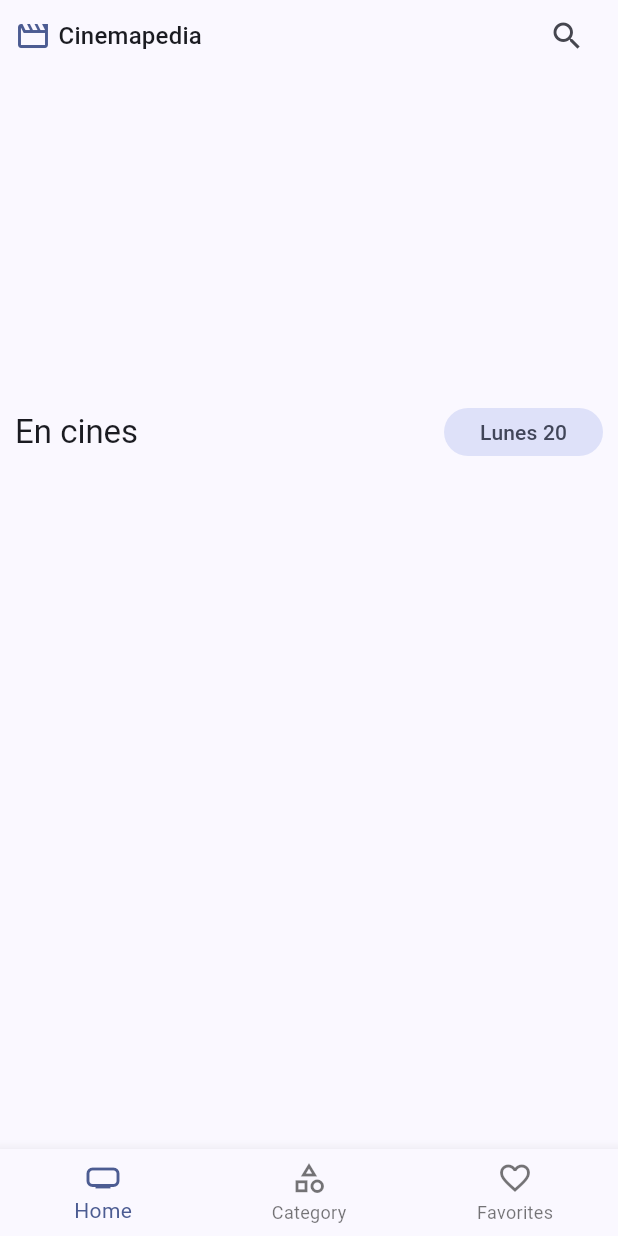
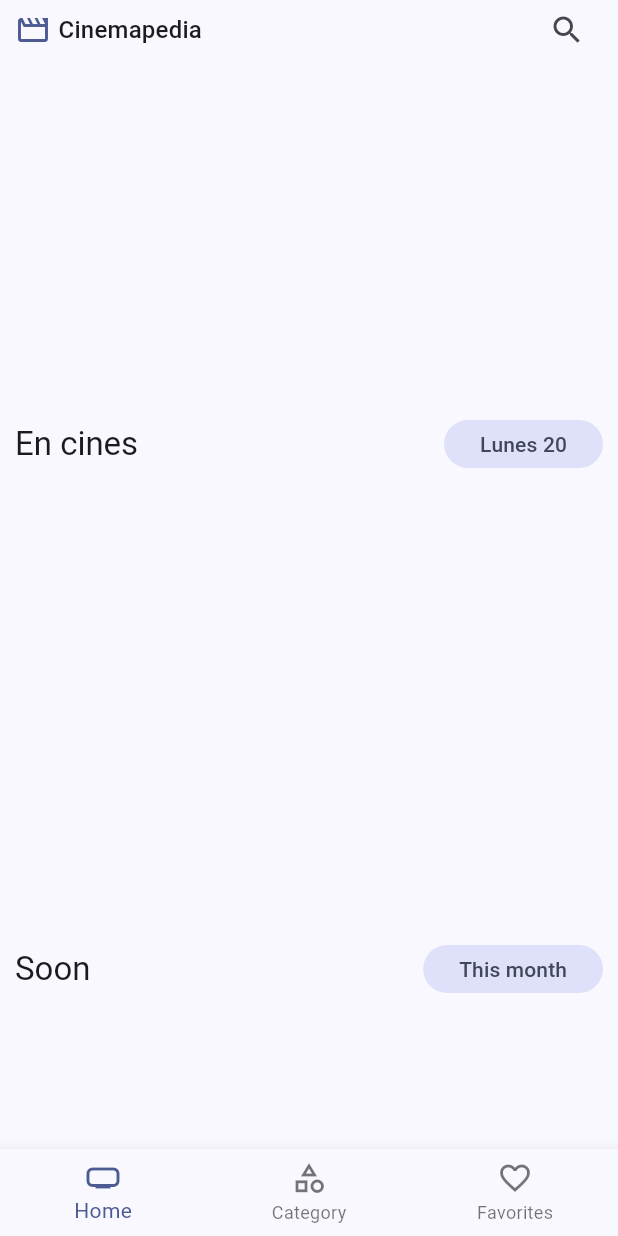
Before and after one commit to 0ambar/cinemapedia, a Flutter app: the screen it shows after launch, on a phone screen of 412 x 824 dp. Run offline on Flutter 3.47's test engine with Material 3 defaults, Android fonts, the phone set to English and light mode, and no system bars; drawn by our look-alikes of card_swiper; our stand-ins replace animate_do, dio, flutter_dotenv, flutter_riverpod, go_router; network calls fail.

Commit message:
feat: homeview with slivers

```diff
--- a/lib/infrastructure/datasources/themoviedb_datasource.dart
+++ b/lib/infrastructure/datasources/themoviedb_datasource.dart
@@ -21,7 +21,11 @@ class ThemoviedbDatasource extends MoviesDatasource {
   @override
   Future<List<Movie>> getNowPlaying({int page = 1}) async {
 
-    final response = await dio.get('/movie/now_playing');
+    final response = await dio.get('/movie/now_playing',
+      queryParameters: {
+        'page': page
+      }
+    );
     final movieDbResponse = TheMovieDbResponse.fromJson(response.data);
 
     final List<Movie> movies = movieDbResponse.results
--- a/lib/presentation/providers/movies/movies_providers.dart
+++ b/lib/presentation/providers/movies/movies_providers.dart
@@ -18,6 +18,7 @@ typedef MovieCallback = Future<List<Movie>> Function({ int page });
 class MoviesNotifier extends StateNotifier<List<Movie>> {
 
   int currentPage = 0;
+  bool isLoading = false;
   MovieCallback fetchMoreMovies;
 
   MoviesNotifier({
@@ -25,9 +26,16 @@ class MoviesNotifier extends StateNotifier<List<Movie>> {
   }): super([]);
 
   Future<void> loadNextPage() async {
+
+    if(isLoading) return;
+
+    isLoading = true;
     currentPage++;
     final List<Movie> movies = await fetchMoreMovies( page: currentPage );
     state = [...state, ...movies];
+
+    await Future.delayed(const Duration(milliseconds: 300));
+    isLoading = false;
   }
 
 }
--- a/lib/presentation/screens/movies/home_screen.dart
+++ b/lib/presentation/screens/movies/home_screen.dart
@@ -43,9 +43,24 @@ class _HomeViewState extends ConsumerState<_HomeView> {
     final nowPlayingMovies = ref.watch( nowPlayingMoviesProvider );
     final slideShowMovies = ref.watch(moviesSlideshowProvider);
 
+    return CustomScrollView(
+      slivers: [
+
+        const SliverAppBar(
+          floating: true,
+          flexibleSpace: FlexibleSpaceBar(
+            centerTitle: true,
+            title: CustomAppbar(),
+          ),
+        ),
+
+        SliverList(delegate: SliverChildBuilderDelegate(
+
+          childCount: 1,
+          (context, index) {
+
             return Column(
               children: [
-        const CustomAppbar(),
 
                 MoviesSlideshow(movies: slideShowMovies),
 
@@ -53,8 +68,38 @@ class _HomeViewState extends ConsumerState<_HomeView> {
                   movies: nowPlayingMovies,
                   title: 'En cines',
                   subtitle: 'Lunes 20',
+                  loadNextpage: () => ref.read(nowPlayingMoviesProvider.notifier).loadNextPage(),
                 ),
+
+                MovieHorizontalListview(
+                  movies: nowPlayingMovies,
+                  title: 'Soon',
+                  subtitle: 'This month',
+                  loadNextpage: () => ref.read(nowPlayingMoviesProvider.notifier).loadNextPage(),
+                ),
+
+                MovieHorizontalListview(
+                  movies: nowPlayingMovies,
+                  title: 'Popular',
+                  subtitle: '',
+                  loadNextpage: () => ref.read(nowPlayingMoviesProvider.notifier).loadNextPage(),
+                ),
+
+                MovieHorizontalListview(
+                  movies: nowPlayingMovies,
+                  title: 'The bests',
+                  subtitle: 'Everytime',
+                  loadNextpage: () => ref.read(nowPlayingMoviesProvider.notifier).loadNextPage(),
+                ),
+
+                const SizedBox(height: 15,)
               ]
+            );
+
+          },
+
+        ))
+      ],
     );
   }
 }
--- a/lib/presentation/widgets/movies/movie_horizontal_listview.dart
+++ b/lib/presentation/widgets/movies/movie_horizontal_listview.dart
@@ -3,7 +3,7 @@ import 'package:cinemapedia/config/helpers/human_formats.dart';
 import 'package:cinemapedia/domain/entities/movie.dart';
 import 'package:flutter/material.dart';
 
-class MovieHorizontalListview extends StatelessWidget {
+class MovieHorizontalListview extends StatefulWidget {
 
   final List<Movie> movies;
   final String? title;
@@ -19,21 +19,50 @@ class MovieHorizontalListview extends StatelessWidget {
   });
 
   @override
+  State<MovieHorizontalListview> createState() => _MovieHorizontalListviewState();
+}
+
+class _MovieHorizontalListviewState extends State<MovieHorizontalListview> {
+
+  final scrollControler = ScrollController();
+
+  @override
+  void initState() {
+    super.initState();
+
+    scrollControler.addListener(() {
+      if(widget.loadNextpage == null) return;
+
+      if((scrollControler.position.pixels + 200) >= scrollControler.position.maxScrollExtent) {
+        widget.loadNextpage!();
+      }
+    });
+
+  }
+
+  @override
+  void dispose() {
+    scrollControler.dispose();
+    super.dispose();
+  }
+
+  @override
   Widget build(BuildContext context) {
     return SizedBox(
       height: 350,
       child: Column(
         children: [
 
-          if(title != null || subtitle != null)
-            _Title(title: title, subtitle: subtitle,),
+          if(widget.title != null || widget.subtitle != null)
+            _Title(title: widget.title, subtitle: widget.subtitle,),
 
           Expanded(
             child: ListView.builder(
+              controller: scrollControler,
               scrollDirection: Axis.horizontal,
-              itemCount: movies.length,
+              itemCount: widget.movies.length,
               itemBuilder: (context, index) {
-                return _Slide(movie: movies[index],);
+                return _Slide(movie: widget.movies[index],);
               }
             )
           )
```
Lines whose indentation alone changed are shown as unchanged.
